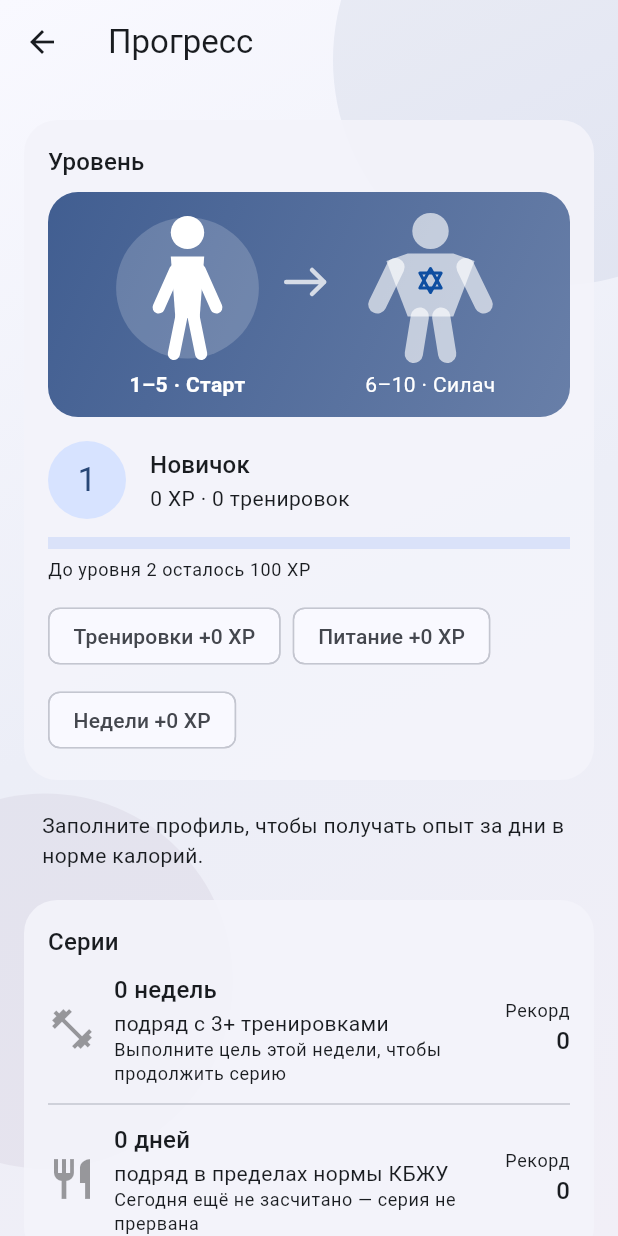
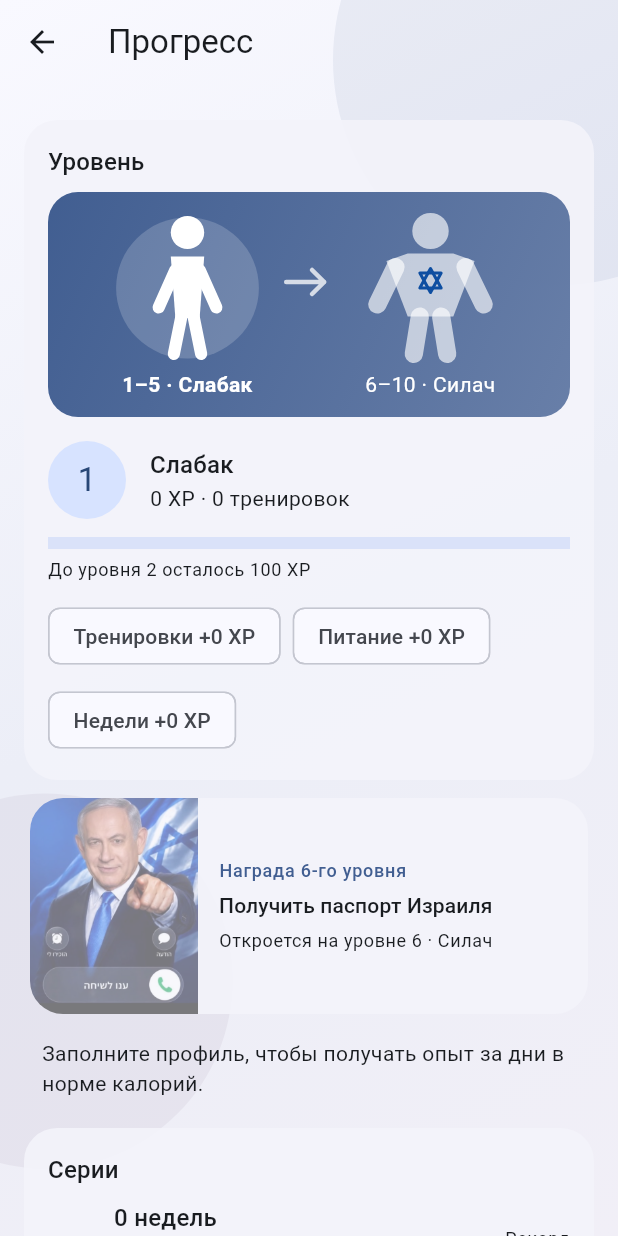
Before and after one commit to Sumrak-gev/FitnesAssistant, a Flutter app: the ProgressScreen screen opened directly, on a phone screen of 412 x 824 dp. Run offline on Flutter 3.47's test engine with Material 3 defaults, Android fonts, the phone set to English and light mode, and no system bars; our stand-ins replace drift, drift_flutter, flutter_local_notifications, flutter_secure_storage, flutter_timezone, timezone; missing offline and left inert: workmanager; accounts and stored records are empty; generated files the repository leaves out were written again; statements that could not run were skipped.

Commit message:
feat: unlock external passport help card at level six

```diff
--- a/lib/services/level_service.dart
+++ b/lib/services/level_service.dart
@@ -13,11 +13,11 @@ class LevelService {
   static const int maxLevel = 10;
 
   static const List<String> titles = [
-    'Новичок',
-    'Привыкаю',
-    'В ритме',
-    'Уверенный',
-    'На подъёме',
+    'Слабак',
+    'Слабак',
+    'Слабак',
+    'Слабак',
+    'Слабак',
     'Силач',
     'Стойкий',
     'Мощный',
--- /dev/null
+++ b/lib/widgets/passport_reward.dart
@@ -0,0 +1,65 @@
+import 'package:flutter/material.dart';
+
+/// External community link unlocked at the strong stage of progress.
+class PassportReward extends StatelessWidget {
+  const PassportReward({super.key, required this.level, required this.onOpen});
+
+  final int level;
+  final VoidCallback onOpen;
+
+  @override
+  Widget build(BuildContext context) {
+    final unlocked = level >= 6;
+    final scheme = Theme.of(context).colorScheme;
+    return Card(
+      clipBehavior: Clip.antiAlias,
+      child: InkWell(
+        onTap: unlocked ? onOpen : null,
+        child: Row(
+          children: [
+            Opacity(
+              opacity: unlocked ? 1 : .5,
+              child: Image.asset(
+                'assets/israel-passport-joke.png',
+                width: 112,
+                height: 144,
+                fit: BoxFit.cover,
+                semanticLabel: 'Изображение награды шестого уровня',
+              ),
+            ),
+            const SizedBox(width: 14),
+            Expanded(
+              child: Padding(
+                padding: const EdgeInsets.fromLTRB(0, 10, 12, 10),
+                child: Column(
+                  crossAxisAlignment: CrossAxisAlignment.start,
+                  mainAxisSize: MainAxisSize.min,
+                  children: [
+                    Text(
+                      unlocked ? 'Награда открыта' : 'Награда 6-го уровня',
+                      style: Theme.of(
+                        context,
+                      ).textTheme.labelMedium?.copyWith(color: scheme.primary),
+                    ),
+                    const SizedBox(height: 5),
+                    Text(
+                      'Получить паспорт Израиля',
+                      style: Theme.of(context).textTheme.titleSmall,
+                    ),
+                    const SizedBox(height: 6),
+                    Text(
+                      unlocked
+                          ? 'Помощь с получением · Telegram-канал ↗'
+                          : 'Откроется на уровне 6 · Силач',
+                      style: Theme.of(context).textTheme.bodySmall,
+                    ),
+                  ],
+                ),
+              ),
+            ),
+          ],
+        ),
+      ),
+    );
+  }
+}
--- a/lib/widgets/progress_journey.dart
+++ b/lib/widgets/progress_journey.dart
@@ -1,6 +1,6 @@
 import 'package:flutter/material.dart';
 
-/// A compact visual milestone: levels 1–5 are the start, 6–10 the strong stage.
+/// A compact visual milestone: levels 1–5 are the first stage, 6–10 the strong stage.
 class ProgressJourney extends StatelessWidget {
   const ProgressJourney({super.key, required this.level});
 
@@ -11,7 +11,7 @@ class ProgressJourney extends StatelessWidget {
     final scheme = Theme.of(context).colorScheme;
     return Semantics(
       label:
-          'Путь силы: уровни 1–5 — Старт, уровни 6–10 — Силач. '
+          'Путь силы: уровни 1–5 — Слабак, уровни 6–10 — Силач. '
           'Текущий уровень $level.',
       child: Container(
         padding: const EdgeInsets.fromLTRB(12, 8, 12, 12),
@@ -36,7 +36,7 @@ class ProgressJourney extends StatelessWidget {
               children: [
                 Expanded(
                   child: Text(
-                    '1–5 · Старт',
+                    '1–5 · Слабак',
                     textAlign: TextAlign.center,
                     style: TextStyle(
                       color: scheme.onPrimary,
--- a/pubspec.yaml
+++ b/pubspec.yaml
@@ -20,6 +20,7 @@ dependencies:
   timezone: ^0.11.0
   uuid: ^4.5.1
   http: ^1.4.0
+  url_launcher: ^6.3.3
   flutter_secure_storage: ^9.2.4
   workmanager: 0.10.10
   cupertino_icons: ^1.0.8
```
Also changed, not shown: lib/screens/progress/progress_screen.dart (+21 -0 lines), assets/israel-passport-joke.png (added), pubspec.lock, 5 other files.
